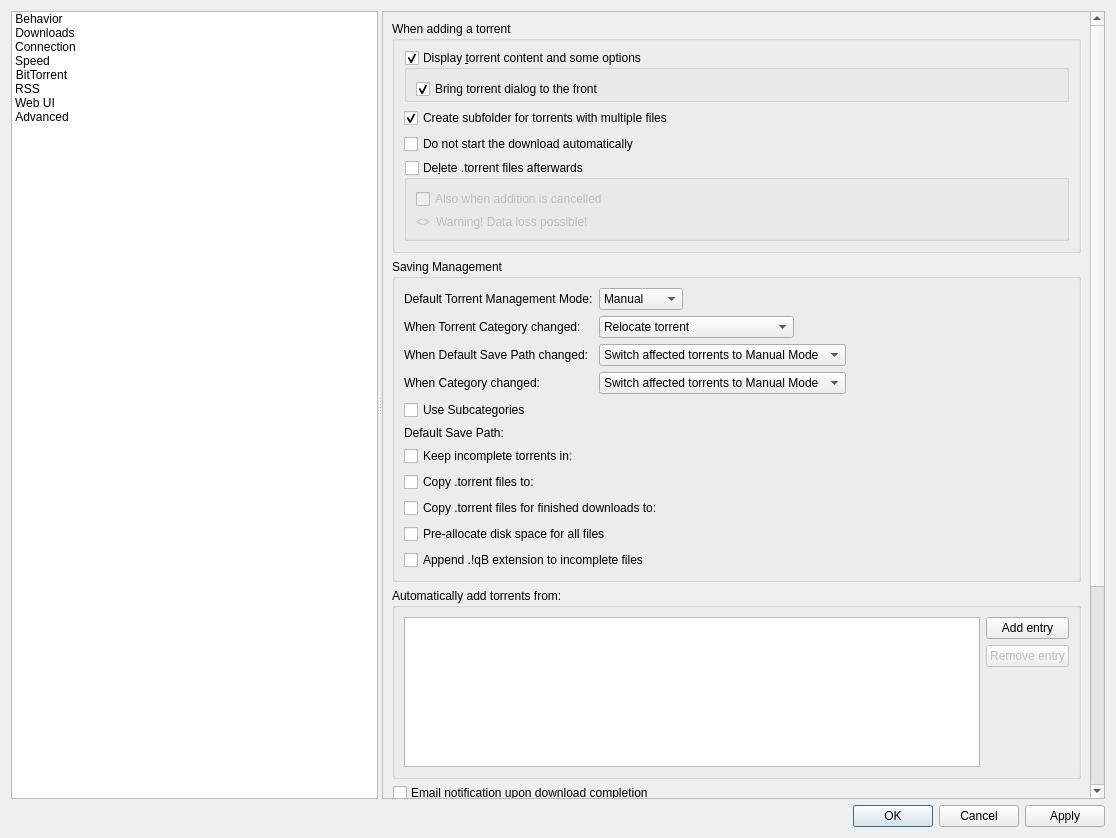
The window that src/gui/optionsdlg.ui (SysAdminDoc/qBittorrent-Vanced) describes before a commit, drawn with Qt 5.
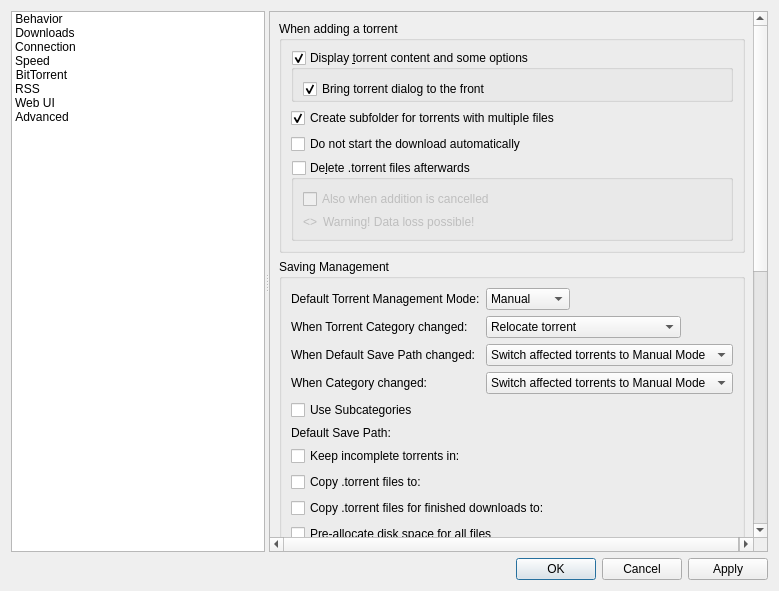
The same window after the commit. Icons and pictures are not drawn. Custom widgets are drawn as their Qt base class.

Commit message:
Partialy revert e57514be1347df387f2337c20f4c445f61084fe1
Reverts back options dialog size
Also removes unused tabstops

```diff
--- a/src/gui/optionsdlg.ui
+++ b/src/gui/optionsdlg.ui
@@ -6,8 +6,8 @@
    <rect>
     <x>0</x>
     <y>0</y>
-    <width>1116</width>
-    <height>838</height>
+    <width>779</width>
+    <height>591</height>
    </rect>
   </property>
   <property name="windowTitle">
@@ -671,8 +671,8 @@
             <rect>
              <x>0</x>
              <y>0</y>
-             <width>470</width>
-             <height>1017</height>
+             <width>585</width>
+             <height>1179</height>
             </rect>
            </property>
            <layout class="QVBoxLayout" name="verticalLayout">
```
Left out of the diff: 25 changed lines with no effect on the pictures.
